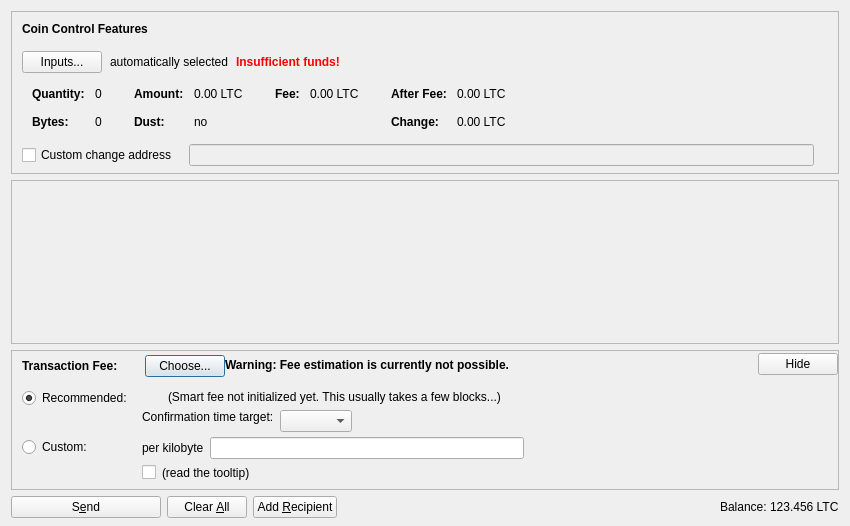
Old version of the form src/qt/forms/sendcoinsdialog.ui in the repository minblock/picscoin.
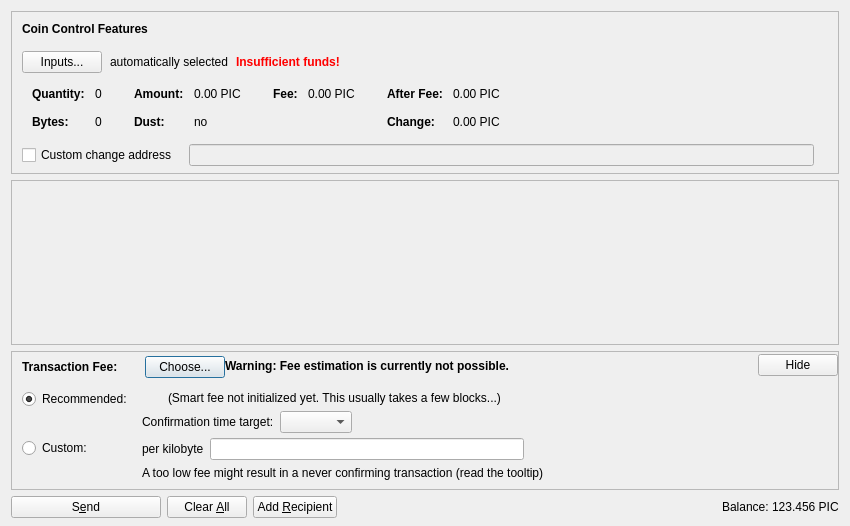
New version of the form. Icons and pictures are not drawn. Custom widgets are drawn as their Qt base class.

Diff of the .ui file:
```diff
--- a/src/qt/forms/sendcoinsdialog.ui
+++ b/src/qt/forms/sendcoinsdialog.ui
@@ -324,7 +324,7 @@
                   <enum>Qt::ActionsContextMenu</enum>
                  </property>
                  <property name="text">
-                  <string notr="true">0.00 LTC</string>
+                  <string notr="true">0.00 PIC</string>
                  </property>
                  <property name="textInteractionFlags">
                   <set>Qt::LinksAccessibleByMouse|Qt::TextSelectableByKeyboard|Qt::TextSelectableByMouse</set>
@@ -404,7 +404,7 @@
                   <enum>Qt::ActionsContextMenu</enum>
                  </property>
                  <property name="text">
-                  <string notr="true">0.00 LTC</string>
+                  <string notr="true">0.00 PIC</string>
                  </property>
                  <property name="textInteractionFlags">
                   <set>Qt::LinksAccessibleByMouse|Qt::TextSelectableByKeyboard|Qt::TextSelectableByMouse</set>
@@ -455,7 +455,7 @@
                   <enum>Qt::ActionsContextMenu</enum>
                  </property>
                  <property name="text">
-                  <string notr="true">0.00 LTC</string>
+                  <string notr="true">0.00 PIC</string>
                  </property>
                  <property name="textInteractionFlags">
                   <set>Qt::LinksAccessibleByMouse|Qt::TextSelectableByKeyboard|Qt::TextSelectableByMouse</set>
@@ -484,7 +484,7 @@
                   <enum>Qt::ActionsContextMenu</enum>
                  </property>
                  <property name="text">
-                  <string notr="true">0.00 LTC</string>
+                  <string notr="true">0.00 PIC</string>
                  </property>
                  <property name="textInteractionFlags">
                   <set>Qt::LinksAccessibleByMouse|Qt::TextSelectableByKeyboard|Qt::TextSelectableByMouse</set>
@@ -878,17 +878,7 @@
                <item>
                 <layout class="QHBoxLayout" name="horizontalLayoutFee8">
                  <item>
-                  <widget class="QCheckBox" name="checkBoxMinimumFee">
-                   <property name="toolTip">
-                    <string>Paying only the minimum fee is just fine as long as there is less transaction volume than space in the blocks. But be aware that this can end up in a never confirming transaction once there is more demand for picscoin transactions than the network can process.</string>
-                   </property>
-                   <property name="text">
-                    <string/>
-                   </property>
-                  </widget>
-                 </item>
-                 <item>
-                  <widget class="QLabel" name="labelMinFeeWarning">
+                  <widget class="QLabel" name="labelCustomFeeWarning">
                    <property name="enabled">
                     <bool>true</bool>
                    </property>
@@ -896,10 +886,7 @@
                     <string>Paying only the minimum fee is just fine as long as there is less transaction volume than space in the blocks. But be aware that this can end up in a never confirming transaction once there is more demand for picscoin transactions than the network can process.</string>
                    </property>
                    <property name="text">
-                    <string>(read the tooltip)</string>
-                   </property>
-                   <property name="margin">
-                    <number>5</number>
+                    <string>A too low fee might result in a never confirming transaction (read the tooltip)</string>
                    </property>
                   </widget>
                  </item>
@@ -992,9 +979,6 @@
                    <property name="text">
                     <string/>
                    </property>
-                   <property name="margin">
-                    <number>2</number>
-                   </property>
                   </widget>
                  </item>
                  <item>
@@ -1009,9 +993,6 @@
                    <property name="text">
                     <string>(Smart fee not initialized yet. This usually takes a few blocks...)</string>
                    </property>
-                   <property name="margin">
-                    <number>2</number>
-                   </property>
                   </widget>
                  </item>
                  <item>
@@ -1038,24 +1019,8 @@
                      <property name="text">
                       <string>Confirmation time target:</string>
                      </property>
-                     <property name="margin">
-                      <number>2</number>
-                     </property>
                     </widget>
                    </item>
-                   <item>
-                    <spacer name="verticalSpacer_3">
-                     <property name="orientation">
-                      <enum>Qt::Vertical</enum>
-                     </property>
-                     <property name="sizeHint" stdset="0">
-                      <size>
-                       <width>1</width>
-                       <height>1</height>
-                      </size>
-                     </property>
-                    </spacer>
-                   </item>
                   </layout>
                  </item>
                  <item>
@@ -1239,7 +1204,7 @@
           <cursorShape>IBeamCursor</cursorShape>
          </property>
          <property name="text">
-          <string notr="true">123.456 LTC</string>
+          <string notr="true">123.456 PIC</string>
          </property>
          <property name="textInteractionFlags">
           <set>Qt::LinksAccessibleByMouse|Qt::TextSelectableByKeyboard|Qt::TextSelectableByMouse</set>
```
Left out of the diff: 2 changed lines with no effect on the pictures.
